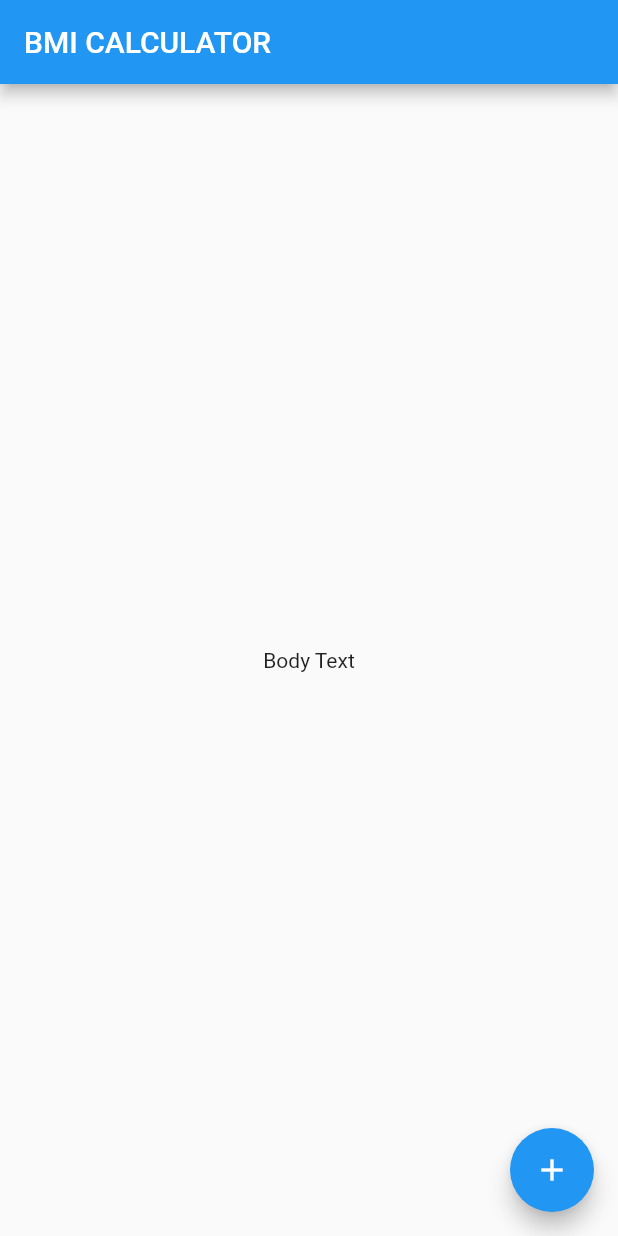
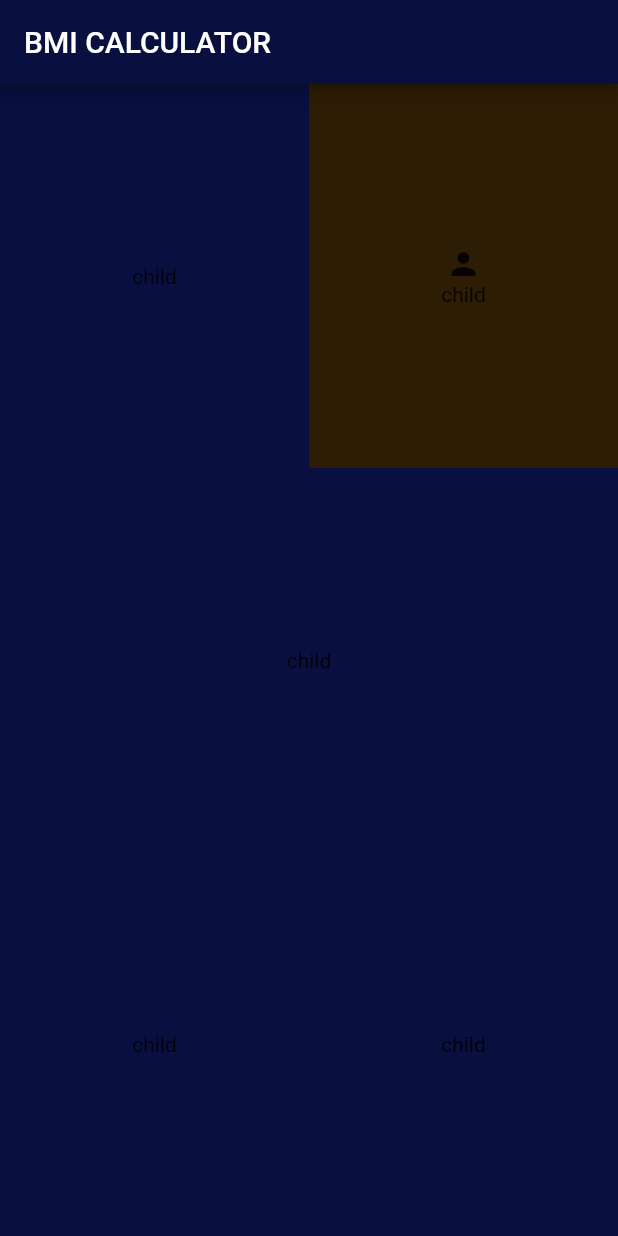
Before and after one commit to wentao3970/bmi-calculator-flutter, a Flutter app: the screen it shows after launch, on a phone screen of 412 x 824 dp. Run offline on Flutter 3.47's test engine with Material 2 defaults, Android fonts, the phone set to English and light mode, and no system bars; our stand-ins replace velocity_x.

Commit message:
added InputPage and a child box.

```diff
--- /dev/null
+++ b/lib/input_page.dart
@@ -0,0 +1,72 @@
+import 'package:flutter/material.dart';
+import 'package:velocity_x/velocity_x.dart';
+
+const backgroundColor = Color(0xFF090F3E);
+
+class InputPage extends StatefulWidget {
+  @override
+  _InputPageState createState() => _InputPageState();
+}
+
+class _InputPageState extends State<InputPage> {
+  @override
+  Widget build(BuildContext context) {
+    return Scaffold(
+      backgroundColor: backgroundColor,
+      appBar: AppBar(
+        backgroundColor: backgroundColor,
+        title: Text('BMI CALCULATOR'),
+      ),
+      body: Center(
+        child: Column(
+          children: [
+            Expanded(
+              child: Row(
+                children: [
+                  Expanded(
+                    child: Container(
+                      child: 'child'.text.makeCentered(),
+                    ),
+                  ),
+                  Expanded(
+                    child: Container(
+                      width: double.infinity,
+                      color: Color(0xFF2D1D04),
+                      child: Column(
+                        mainAxisAlignment: MainAxisAlignment.center,
+                        children: [
+                          Icon(Icons.person),
+                          'child'.text.makeCentered(),
+                        ],
+                      ),
+                    ),
+                  ),
+                ],
+              ),
+            ),
+            Expanded(
+              child: Container(
+                child: 'child'.text.makeCentered(),
+              ),
+            ),
+            Expanded(
+                child: Row(
+              children: [
+                Expanded(
+                  child: Container(
+                    child: 'child'.text.makeCentered(),
+                  ),
+                ),
+                Expanded(
+                  child: Container(
+                    child: 'child'.text.makeCentered(),
+                  ),
+                ),
+              ],
+            ))
+          ],
+        ),
+      ),
+    );
+  }
+}
--- a/lib/main.dart
+++ b/lib/main.dart
@@ -1,4 +1,6 @@
 import 'package:flutter/material.dart';
+
+import 'input_page.dart';
 
 void main() => runApp(BMICalculator());
 
@@ -10,25 +12,3 @@ class BMICalculator extends StatelessWidget {
     );
   }
 }
-
-class InputPage extends StatefulWidget {
-  @override
-  _InputPageState createState() => _InputPageState();
-}
-
-class _InputPageState extends State<InputPage> {
-  @override
-  Widget build(BuildContext context) {
-    return Scaffold(
-      appBar: AppBar(
-        title: Text('BMI CALCULATOR'),
-      ),
-      body: Center(
-        child: Text('Body Text'),
-      ),
-      floatingActionButton: FloatingActionButton(
-        child: Icon(Icons.add),
-      ),
-    );
-  }
-}
--- a/pubspec.yaml
+++ b/pubspec.yaml
@@ -11,6 +11,7 @@ dependencies:
     sdk: flutter
 
   cupertino_icons: ^0.1.2
+  velocity_x: ^3.2.0
 
 dev_dependencies:
   flutter_test:
```
Also changed, not shown: 3 other files.
